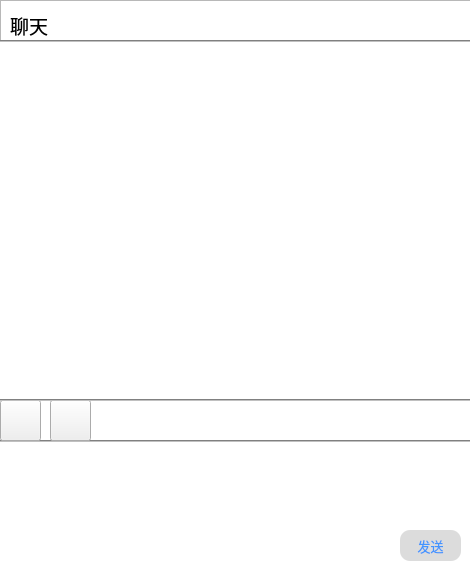
The window that client/litechat_dialog.ui (joshmiao/LiteChat) describes before a commit, drawn with Qt 5.
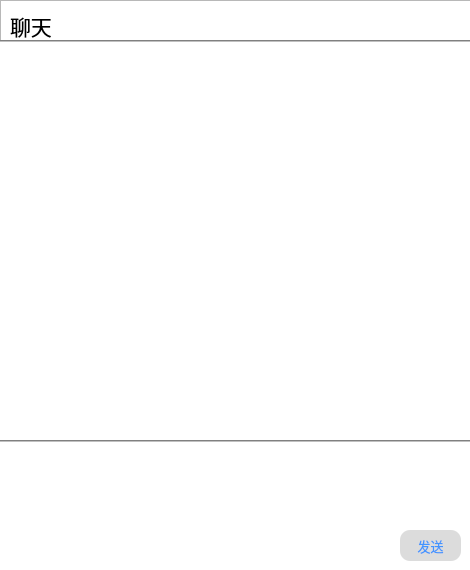
The same window after the commit. Icons and pictures are not drawn.

What changed in the file:
```diff
--- a/client/litechat_dialog.ui
+++ b/client/litechat_dialog.ui
@@ -28,6 +28,10 @@
   <property name="styleSheet">
    <string notr="true">QWidget#LiteChat_Dialog{
 	background-color: rgba(255, 255, 255, 0);
+	
+	background-image: url(:/img/dialogbg.jpeg);
+	border-left:2px gray;
+	border-radius:0px;
 }</string>
   </property>
   <widget class="QListWidget" name="listWidget">
@@ -36,7 +40,7 @@
      <x>0</x>
      <y>40</y>
      <width>471</width>
-     <height>361</height>
+     <height>401</height>
     </rect>
    </property>
    <property name="minimumSize">
@@ -48,7 +52,6 @@
    <property name="styleSheet">
     <string notr="true">boder-radius:0px;
 background-color: rgba(255, 255, 255, 0);
-border-bottom:2px groove gray;
 border-top:2px groove gray;</string>
    </property>
    <property name="horizontalScrollBarPolicy">
@@ -142,7 +145,7 @@
     <property name="font">
      <font>
       <family>微软雅黑</family>
-      <pointsize>14</pointsize>
+      <pointsize>16</pointsize>
       <bold>false</bold>
      </font>
     </property>
@@ -213,46 +216,6 @@
     </property>
    </widget>
   </widget>
-  <widget class="QPushButton" name="pushButton_2">
-   <property name="geometry">
-    <rect>
-     <x>0</x>
-     <y>400</y>
-     <width>41</width>
-     <height>41</height>
-    </rect>
-   </property>
-   <property name="styleSheet">
-    <string notr="true">QPushButton#pushButton_2{
-border-image: url(:/img/file.png);
-color: rgb(0, 0, 0);
-border-radius:10px;};
-</string>
-   </property>
-   <property name="text">
-    <string/>
-   </property>
-  </widget>
-  <widget class="QPushButton" name="pushButton_3">
-   <property name="geometry">
-    <rect>
-     <x>50</x>
-     <y>400</y>
-     <width>41</width>
-     <height>41</height>
-    </rect>
-   </property>
-   <property name="styleSheet">
-    <string notr="true">QPushButton#pushButton_3{
-border-image: url(:/img/picture.png);
-color: rgb(0, 0, 0);
-border-radius:10px;};
-</string>
-   </property>
-   <property name="text">
-    <string/>
-   </property>
-  </widget>
   <zorder>textEdit</zorder>
   <zorder>pushButton_3</zorder>
   <zorder>frame</zorder>
```
Left out of the diff: 2 changed lines with no effect on the pictures.
